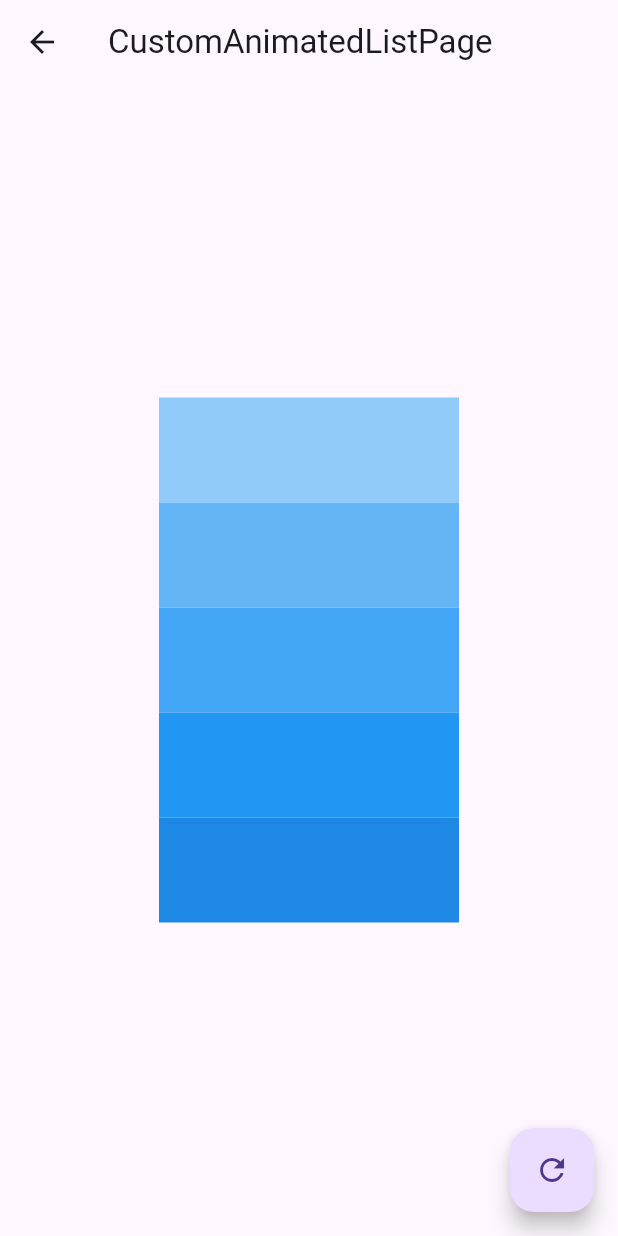
After one commit to anran919/flutter_examples, a Flutter app: the AnimationSample screen opened directly, after a tap on "自定义动画-CustomAnimatedListPage", on a phone screen of 412 x 824 dp. The commit adds this screen. Run offline on Flutter 3.47's test engine with Material 2 defaults, Android fonts, the light colour scheme and no system bars; our stand-ins replace get.

Commit message:
add: 增加显式动画使用示例

```diff
--- /dev/null
+++ b/lib/pages/animation/custom_animated_list.dart
@@ -0,0 +1,94 @@
+import 'package:flutter/material.dart';
+
+class CustomAnimatedListPage extends StatefulWidget {
+  const CustomAnimatedListPage({Key? key}) : super(key: key);
+
+  @override
+  State<CustomAnimatedListPage> createState() => _CustomAnimatedListPageState();
+}
+
+class _CustomAnimatedListPageState extends State<CustomAnimatedListPage>
+    with SingleTickerProviderStateMixin {
+  late AnimationController _controller;
+
+  @override
+  void initState() {
+    super.initState();
+    _controller = AnimationController(
+        vsync: this, duration: const Duration(milliseconds: 1000));
+  }
+
+  @override
+  Widget build(BuildContext context) {
+    return Scaffold(
+      appBar: AppBar(
+        title: const Text("CustomAnimatedListPage"),
+      ),
+      floatingActionButton: FloatingActionButton(
+          child: const Icon(Icons.refresh),
+          onPressed: () {
+            _controller.forward();
+            if (_controller.status == AnimationStatus.completed) {
+              _controller.reverse();
+            }
+          }),
+      body: Center(
+        child: Column(
+          mainAxisAlignment: MainAxisAlignment.center,
+          children: [
+            SlideTransition(
+              position: _controller.drive(
+                  Tween(begin: const Offset(0, 0), end: const Offset(0.2, 0))
+                      .chain(CurveTween(curve: const Interval(0, 0.2)))),
+              child: Container(
+                height: 70,
+                width: 200,
+                color: Colors.blue[200],
+              ),
+            ),
+            SlideTransition(
+              position: _controller.drive(
+                  Tween(begin: const Offset(0, 0), end: const Offset(0.1, 0))
+                      .chain(CurveTween(curve: const Interval(0.2, 0.4)))),
+              child: Container(
+                height: 70,
+                width: 200,
+                color: Colors.blue[300],
+              ),
+            ),
+            SlideTransition(
+              position: _controller.drive(
+                  Tween(begin: const Offset(0, 0), end: const Offset(-0.1, 0))
+                      .chain(CurveTween(curve: const Interval(0.4, 0.6)))),
+              child: Container(
+                height: 70,
+                width: 200,
+                color: Colors.blue[400],
+              ),
+            ),
+            SlideTransition(
+              position: _controller.drive(
+                  Tween(begin: const Offset(0, 0), end: const Offset(-0.2, 0))
+                      .chain(CurveTween(curve: const Interval(0.6, 0.8)))),
+              child: Container(
+                height: 70,
+                width: 200,
+                color: Colors.blue[500],
+              ),
+            ),
+            SlideTransition(
+              position: _controller.drive(
+                  Tween(begin: const Offset(0, 0), end: const Offset(-0.3, 0))
+                      .chain(CurveTween(curve: const Interval(0.8, 1)))),
+              child: Container(
+                height: 70,
+                width: 200,
+                color: Colors.blue[600],
+              ),
+            ),
+          ],
+        ),
+      ),
+    );
+  }
+}
--- a/lib/pages/animation/index.dart
+++ b/lib/pages/animation/index.dart
@@ -7,6 +7,13 @@ import 'package:flutter_example/pages/animation/animated_container2.dart';
 import 'package:flutter_example/pages/animation/animated_opacity.dart';
 import 'package:flutter_example/pages/animation/animated_text.dart';
 import 'package:flutter_example/pages/animation/animated_switcher.dart';
+import 'package:flutter_example/pages/animation/rotation_transition.dart';
+import 'package:flutter_example/pages/animation/fade_transition.dart';
+import 'package:flutter_example/pages/animation/scale_transition.dart';
+import 'package:flutter_example/pages/animation/slide_transition.dart';
+import 'package:flutter_example/pages/animation/animated_icon.dart';
+import 'package:flutter_example/pages/animation/custom_animated_icon.dart';
+import 'package:flutter_example/pages/animation/custom_animated_list.dart';
 
 class AnimationSample extends StatelessWidget {
   const AnimationSample({Key? key}) : super(key: key);
@@ -39,7 +46,7 @@ class AnimationSample extends StatelessWidget {
                       return  const AnimatedContainer2();
                     }));
                   },
-                  icon: const Icon(Icons.animation),
+                  icon: const Icon(Icons.slideshow),
                   label: const Text("动画实现侧边栏")),
             ),
             ListTile(
@@ -49,7 +56,7 @@ class AnimationSample extends StatelessWidget {
                       return  const AnimatedOpacity1();
                     }));
                   },
-                  icon: const Icon(Icons.animation),
+                  icon: const Icon(Icons.opacity),
                   label: const Text("透明度动画")),
             ),
             ListTile(
@@ -59,7 +66,7 @@ class AnimationSample extends StatelessWidget {
                       return  const AnimatedText();
                     }));
                   },
-                  icon: const Icon(Icons.animation),
+                  icon: const Icon(Icons.text_increase),
                   label: const Text("文字动画")),
             ),
             ListTile(
@@ -69,8 +76,77 @@ class AnimationSample extends StatelessWidget {
                       return  const AnimatedSwitcher1();
                     }));
                   },
-                  icon: const Icon(Icons.animation),
+                  icon: const Icon(Icons.child_care_outlined),
                   label: const Text("子元素改变动画")),
+            ),
+            ListTile(
+              title: ElevatedButton.icon(
+                  onPressed: () {
+                    Navigator.push(context, MaterialPageRoute(builder: (context) {
+                      return  const AnimatedIconPage();
+                    }));
+                  },
+                  icon: const Icon(Icons.ac_unit_sharp),
+                  label: const Text("自定义动画-AnimatedIcon")),
+            ),
+            ListTile(
+              title: ElevatedButton.icon(
+                  onPressed: () {
+                    Navigator.push(context, MaterialPageRoute(builder: (context) {
+                      return  const CustomAnimatedListPage();
+                    }));
+                  },
+                  icon: const Icon(Icons.list),
+                  label: const Text("自定义动画-CustomAnimatedListPage")),
+            ),
+            ListTile(
+              title: ElevatedButton.icon(
+                  onPressed: () {
+                    Navigator.push(context, MaterialPageRoute(builder: (context) {
+                      return  const CustomAnimatedIconPage();
+                    }));
+                  },
+                  icon: const Icon(Icons.search_off),
+                  label: const Text("显式动画-CustomAnimatedIconPage")),
+            ),
+            ListTile(
+              title: ElevatedButton.icon(
+                  onPressed: () {
+                    Navigator.push(context, MaterialPageRoute(builder: (context) {
+                      return  const RotationTransitionPage();
+                    }));
+                  },
+                  icon: const Icon(Icons.rotate_90_degrees_cw),
+                  label: const Text("显式动画-RotationTransition")),
+            ),
+            ListTile(
+              title: ElevatedButton.icon(
+                  onPressed: () {
+                    Navigator.push(context, MaterialPageRoute(builder: (context) {
+                      return  const FadeTransitionPage();
+                    }));
+                  },
+                  icon: const Icon(Icons.opacity_rounded),
+                  label: const Text("显式动画-FadeTransition")),
+            ),
+            ListTile(
+              title: ElevatedButton.icon(
+                  onPressed: () {
+                    Navigator.push(context, MaterialPageRoute(builder: (context) {
+                      return  const ScaleTransitionPage();
+                    }));
+                  },
+                  icon: const Icon(Icons.scale),
+                  label: const Text("显式动画-ScaleTransition")),
+            ), ListTile(
+              title: ElevatedButton.icon(
+                  onPressed: () {
+                    Navigator.push(context, MaterialPageRoute(builder: (context) {
+                      return  const SlideTransitionPage();
+                    }));
+                  },
+                  icon: const Icon(Icons.door_sliding_rounded),
+                  label: const Text("显式动画-SlideTransition")),
             ),
             ListTile(
               title: ElevatedButton.icon(
```
Also changed, not shown: lib/pages/animation/animated_icon.dart (added, +49 -0 lines), lib/pages/animation/custom_animated_icon.dart (added, +83 -0 lines), lib/pages/animation/fade_transition.dart (added, +87 -0 lines), lib/pages/animation/rotation_transition.dart (added, +68 -0 lines), lib/pages/animation/scale_transition.dart (added, +88 -0 lines), lib/pages/animation/slide_transition.dart (added, +97 -0 lines).
